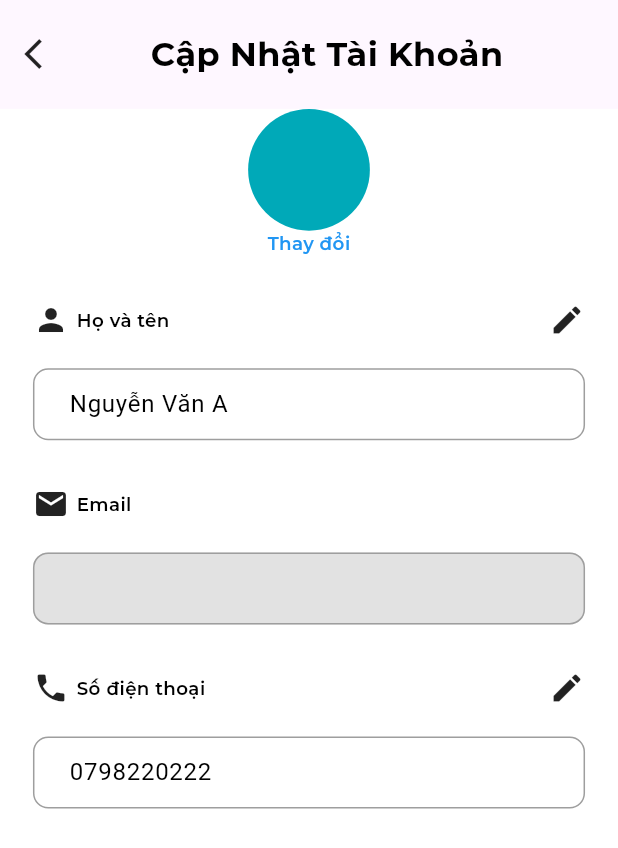
After one commit to Minstreal1/Capstone_Mobile_RCA, a Flutter app: the PersonalInfoView screen opened by its route, on a phone screen of 412 x 824 dp. The commit adds this screen. Shown: the top 848 px of the screen. Run offline on Flutter 3.47's test engine with Material 3 defaults, Android fonts, the light colour scheme and no system bars; our stand-ins replace flutter_spinkit, get, google_fonts, line_icons, shared_preferences; accounts and stored records are empty.

Commit message:
Update page information

```diff
--- /dev/null
+++ b/lib/app/common/widget/app_bar_custom.dart
@@ -0,0 +1,36 @@
+import 'package:flutter/material.dart';
+import 'package:get/get_rx/src/rx_typedefs/rx_typedefs.dart';
+import 'package:rca_resident/app/resource/reponsive_utils.dart';
+import 'package:rca_resident/app/resource/text_style.dart';
+
+class AppBarCustom extends StatelessWidget {
+  final Function callback;
+  final String title;
+  final Widget? traling;
+  AppBarCustom({Key? key, required this.callback, required this.title,this.traling})
+      : super(key: key);
+
+  @override
+  Widget build(BuildContext context) {
+    return Padding(
+      padding: EdgeInsets.only(
+          top: UtilsReponsive.height(20, context),
+          right: UtilsReponsive.height(10, context),
+          left: UtilsReponsive.height(10, context)),
+      child: Row(
+        mainAxisAlignment: MainAxisAlignment.spaceBetween,
+        children: [
+          InkWell(
+                  onTap: () {
+                  callback();
+                  },
+                  child: Icon(Icons.arrow_back_ios_new),
+                ),
+          TextConstant.titleH2(context,
+              text: title, fontWeight: FontWeight.w700),
+          traling??const SizedBox.shrink(),
+        ],
+      ),
+    );
+  }
+}
--- /dev/null
+++ b/lib/app/modules/personal_info/bindings/personal_info_binding.dart
@@ -0,0 +1,12 @@
+import 'package:get/get.dart';
+
+import '../controllers/personal_info_controller.dart';
+
+class PersonalInfoBinding extends Bindings {
+  @override
+  void dependencies() {
+    Get.lazyPut<PersonalInfoController>(
+      () => PersonalInfoController(),
+    );
+  }
+}
--- /dev/null
+++ b/lib/app/modules/personal_info/controllers/personal_info_controller.dart
@@ -0,0 +1,100 @@
+import 'package:flutter/material.dart';
+import 'package:get/get.dart';
+
+class PersonalInfoController extends GetxController {
+   //TODO: Implement HomeController
+
+  final count = 0.obs;
+  final isLockUpdate = true.obs;
+  final isLoading = false.obs;
+
+  final email = ''.obs;
+  final error = ''.obs;
+  final name = ''.obs;
+  final otp = ''.obs;
+  // final errorName = ''.obs;
+
+
+  final isUpdateName = false.obs;
+  final isUpdatePhone = false.obs;
+  TextEditingController phoneController = TextEditingController(text: '');
+
+  TextEditingController nameController = TextEditingController(text: '');
+  TextEditingController emailController = TextEditingController(text: '');
+  @override
+  Future<void> onInit() async {
+    phoneController.text = '0798220222';
+    nameController.text = 'Nguyễn Văn A';
+    emailController.text = 'Chưa cập nhật';
+    super.onInit();
+  }
+
+  @override
+  void onReady() {
+    super.onReady();
+  }
+
+  @override
+  void onClose() {
+    super.onClose();
+  }
+
+  void setEmailData(String value) {
+    if (GetUtils.isEmail(value)) {
+      email(value);
+      error('');
+    } else {
+      error('Sai định dạng email vd: abc@gmail.com');
+    }
+  }
+
+  void setNameData(String value) {
+    name(value);
+  }
+
+  bool validation() {
+    if (name.value.isEmpty || error.isNotEmpty) {
+      return false;
+    } else {
+      return true;
+    }
+  }
+
+  fetchDataPersonal() async {
+    // await authApi
+    //     .getPersonal(idClient: BaseCommon.instance.accountSession!.clientId)
+    //     .then((value) {
+    //   account.value = value;
+    // }).catchError((error) {
+    //   isLoading(false);
+    //   UtilCommon.snackBar(text: '${error.message}');
+    // });
+    // isLoading(false);
+  }
+
+  onTapEdit() {
+    isLockUpdate(false);
+  }
+
+  Future pickImageFromCategory() async {
+
+  }
+
+  revertName() {
+    isUpdateName.value = false;
+  }
+
+  updateName() async {
+
+  }
+
+  revertPhone() {
+    isUpdatePhone.value = false;
+  }
+
+  changePhone(String code) {
+
+  }
+
+
+}
--- /dev/null
+++ b/lib/app/modules/personal_info/views/personal_info_view.dart
@@ -0,0 +1,248 @@
+import 'package:flutter/material.dart';
+
+import 'package:get/get.dart';
+import 'package:rca_resident/app/common/widget/app_bar_custom.dart';
+import 'package:rca_resident/app/resource/color_manager.dart';
+import 'package:rca_resident/app/resource/form_field_widget.dart';
+import 'package:rca_resident/app/resource/loading_widget.dart';
+import 'package:rca_resident/app/resource/reponsive_utils.dart';
+import 'package:rca_resident/app/resource/text_style.dart';
+
+import '../controllers/personal_info_controller.dart';
+
+class PersonalInfoView extends GetView<PersonalInfoController> {
+  const PersonalInfoView({super.key});
+  @override
+  Widget build(BuildContext context) {
+    return Scaffold(
+      body: SafeArea(
+        child: Column(
+          children: [
+            AppBarCustom(
+                callback: () {
+                  Get.back();
+                },
+                title: 'Cập Nhật Tài Khoản'),
+            SizedBoxConst.size(context: context, size: 20),
+            Expanded(
+              child: Obx(() => controller.isLoading.value
+                  ? Center(child: LoadingWidget())
+                  : Material(
+                      child: Container(
+                        width: UtilsReponsive.width(
+                          375,
+                          context,
+                        ),
+                        height: UtilsReponsive.height(
+                          812,
+                          context,
+                        ),
+                        color: Colors.white,
+                        child: SingleChildScrollView(
+                          scrollDirection: Axis.vertical,
+                          child: Column(
+                            mainAxisAlignment: MainAxisAlignment.start,
+                            crossAxisAlignment: CrossAxisAlignment.start,
+                            children: [
+                              controller.isLoading.value == true
+                                  ? SizedBox()
+                                  : SizedBox(),
+                              Center(
+                                child: Column(
+                                  mainAxisSize: MainAxisSize.min,
+                                  children: [
+                                    Container(
+                                      clipBehavior: Clip.hardEdge,
+                                      height:
+                                          UtilsReponsive.height(80, context),
+                                      width: UtilsReponsive.height(80, context),
+                                      decoration: BoxDecoration(
+                                          color: ColorsManager.primary,
+                                          shape: BoxShape.circle),
+                                      // child: CachedNetworkImage(
+                                      //   fit: BoxFit.fill,
+                                      //   imageUrl: controller
+                                      //           .account.value.avatarUrl ??
+                                      //       '',
+                                      //   placeholder: (context, url) =>
+                                      //       const CircularProgressIndicator(
+                                      //     color: Colors.white,
+                                      //   ),
+                                      //   errorWidget: (context, url,
+                                      //           error) =>
+                                      //       Image.asset(ImageAssets.logo),
+                                      // ),
+                                    ),
+                                    GestureDetector(
+                                        onTap: () async {
+                                          await controller
+                                              .pickImageFromCategory();
+                                        },
+                                        child: TextConstant.subTile3(context,
+                                            text: 'Thay đổi',
+                                            color: Colors.blue))
+                                  ],
+                                ),
+                              ),
+                              Padding(
+                                padding: UtilsReponsive.paddingOnly(context,
+                                    top: 30, left: 20, right: 20),
+                                child: Row(
+                                  mainAxisAlignment:
+                                      MainAxisAlignment.spaceBetween,
+                                  children: [
+                                    Row(
+                                      children: [
+                                        Icon(Icons.person),
+                                        SizedBoxConst.sizeWith(
+                                            context: context, size: 5),
+                                        TextConstant.subTile3(
+                                          context,
+                                          text: "Họ và tên",
+                                        ),
+                                      ],
+                                    ),
+                                    Obx(() => controller.isUpdatePhone.value
+                                        ? SizedBox()
+                                        : controller.isUpdateName.value
+                                            ? Row(
+                                                mainAxisAlignment:
+                                                    MainAxisAlignment.end,
+                                                children: [
+                                                  GestureDetector(
+                                                      onTap: () {
+                                                        controller.revertName();
+                                                      },
+                                                      child: Icon(Icons.close)),
+                                                  GestureDetector(
+                                                      onTap: () async {
+                                                        await controller
+                                                            .updateName();
+                                                      },
+                                                      child: Icon(Icons.check))
+                                                ],
+                                              )
+                                            : GestureDetector(
+                                                onTap: () {
+                                                  controller.isUpdateName
+                                                      .value = true;
+                                                },
+                                                child: Icon(Icons.edit)))
+                                  ],
+                                ),
+                              ),
+                              Padding(
+                                padding: UtilsReponsive.paddingOnly(context,
+                                    top: 20, right: 20, left: 20),
+                                child: Obx(() => FormFieldWidget(
+                                      controllerEditting:
+                                          controller.nameController,
+                                      padding: 20,
+                                      borderColor: Colors.grey,
+                                      radiusBorder: 10,
+                                      setValueFunc: (v) {},
+                                      isEnabled: controller.isUpdateName.value,
+                                    )),
+                              ),
+                              Padding(
+                                padding: UtilsReponsive.paddingOnly(context,
+                                    top: 30, left: 20),
+                                child: Row(
+                                  children: [
+                                    Icon(Icons.email),
+                                    SizedBoxConst.sizeWith(
+                                        context: context, size: 5),
+                                    TextConstant.subTile3(
+                                      context,
+                                      text: "Email",
+                                    ),
+                                  ],
+                                ),
+                              ),
+                              Padding(
+                                padding: UtilsReponsive.paddingOnly(context,
+                                    top: 20, right: 20, left: 20),
+                                child: FormFieldWidget(
+                                  padding: 20,
+                                  fillColor: Colors.grey.withOpacity(0.3),
+                                  borderColor: Colors.grey,
+                                  radiusBorder: 10,
+                                  isEnabled: false,
+                                  setValueFunc: (v) {},
+                                  // initValue: ,
+                                ),
+                              ),
+                              Padding(
+                                padding: UtilsReponsive.paddingOnly(context,
+                                    top: 30, left: 20, right: 20),
+                                child: Row(
+                                  mainAxisAlignment:
+                                      MainAxisAlignment.spaceBetween,
+                                  children: [
+                                    Row(
+                                      children: [
+                                        Icon(Icons.phone),
+                                        SizedBoxConst.sizeWith(
+                                            context: context, size: 5),
+                                        TextConstant.subTile3(
+                                          context,
+                                          text: "Số điện thoại",
+                                        ),
+                                      ],
+                                    ),
+                                    Obx(() => controller.isUpdateName.value
+                                        ? SizedBox()
+                                        : controller.isUpdatePhone.value
+                                            ? Row(
+                                                mainAxisAlignment:
+                                                    MainAxisAlignment.end,
+                                                children: [
+                                                  GestureDetector(
+                                                      onTap: () {
+                                                        controller
+                                                            .revertPhone();
+                                                      },
+                                                      child: Icon(Icons.close)),
+                                                  GestureDetector(
+                                                      onTap: () async {
+                                                        // await controller
+                                                        //     .sendMailChangePhone();
+                                                      },
+                                                      child: Icon(Icons.check))
+                                                ],
+                                              )
+                                            : GestureDetector(
+                                                onTap: () {
+                                                  controller.isUpdatePhone
+                                                      .value = true;
+                                                },
+                                                child: Icon(Icons.edit)))
+                                  ],
+                                ),
+                              ),
+                              Padding(
+                                  padding: UtilsReponsive.paddingOnly(context,
+                                      top: 20, right: 20, left: 20),
+                                  child: Obx(
+                                    () => FormFieldWidget(
+                                      controllerEditting:
+                                          controller.phoneController,
+                                      padding: 20,
+                                      borderColor: Colors.grey,
+                                      radiusBorder: 10,
+                                      isEnabled: controller.isUpdatePhone.value,
+                                      setValueFunc: (v) {},
+                                    ),
+                                  )),
+                            ],
+                          ),
+                        ),
+                      ),
+                    )),
+            ),
+          ],
+        ),
+      ),
+    );
+  }
+}
--- a/lib/app/modules/tab_account/controllers/tab_account_controller.dart
+++ b/lib/app/modules/tab_account/controllers/tab_account_controller.dart
@@ -2,12 +2,13 @@ import 'package:flutter/material.dart';
 import 'package:get/get.dart';
 import 'package:rca_resident/app/modules/tab_account/model/nav_account.dart';
 import 'package:rca_resident/app/resource/color_manager.dart';
+import 'package:rca_resident/app/routes/app_pages.dart';
 
 class TabAccountController extends GetxController {
 
   final count = 0.obs;
   List<NavAccount> listNav = [
-    NavAccount(title: 'Thông tin tài khoản', icon: Icon(Icons.person, color: Colors.white,), path: '', textColor: Colors.black, backgroundColor:ColorsManager.primary)
+    NavAccount(title: 'Thông tin tài khoản', icon: Icon(Icons.person, color: Colors.white,), path: Routes.PERSONAL_INFO, textColor: Colors.black, backgroundColor:ColorsManager.primary)
     ,NavAccount(title: 'Lịch sử', icon: Icon(Icons.history,color: Colors.white), path: '', textColor: Colors.black, backgroundColor:ColorsManager.primary)
     ,NavAccount(title: 'Đổi mật khẩu', icon: Icon(Icons.password,color: Colors.white), path: '', textColor: Colors.black, backgroundColor:ColorsManager.primary)
     ,NavAccount(title: 'Đổi điểm', icon: Icon(Icons.money, color: Colors.white), path: 'path', textColor: Colors.black, backgroundColor:ColorsManager.primary)
--- a/lib/app/routes/app_pages.dart
+++ b/lib/app/routes/app_pages.dart
@@ -4,6 +4,8 @@ import '../modules/home/bindings/home_binding.dart';
 import '../modules/home/views/home_view.dart';
 import '../modules/login/bindings/login_binding.dart';
 import '../modules/login/views/login_view.dart';
+import '../modules/personal_info/bindings/personal_info_binding.dart';
+import '../modules/personal_info/views/personal_info_view.dart';
 import '../modules/sign_up/bindings/sign_up_binding.dart';
 import '../modules/sign_up/views/sign_up_view.dart';
 import '../modules/tab_account/bindings/tab_account_binding.dart';
@@ -51,5 +53,10 @@ class AppPages {
       page: () => const TabHomeView(),
       binding: TabHomeBinding(),
     ),
+    GetPage(
+      name: _Paths.PERSONAL_INFO,
+      page: () => const PersonalInfoView(),
+      binding: PersonalInfoBinding(),
+    ),
   ];
 }
--- a/lib/app/routes/app_routes.dart
+++ b/lib/app/routes/app_routes.dart
@@ -9,6 +9,7 @@ abstract class Routes {
   static const SIGN_UP = _Paths.SIGN_UP;
   static const TAB_ACCOUNT = _Paths.TAB_ACCOUNT;
   static const TAB_HOME = _Paths.TAB_HOME;
+  static const PERSONAL_INFO = _Paths.PERSONAL_INFO;
 }
 
 abstract class _Paths {
@@ -19,4 +20,5 @@ abstract class _Paths {
   static const SIGN_UP = '/sign-up';
   static const TAB_ACCOUNT = '/tab-account';
   static const TAB_HOME = '/tab-home';
+  static const PERSONAL_INFO = '/personal-info';
 }
```
